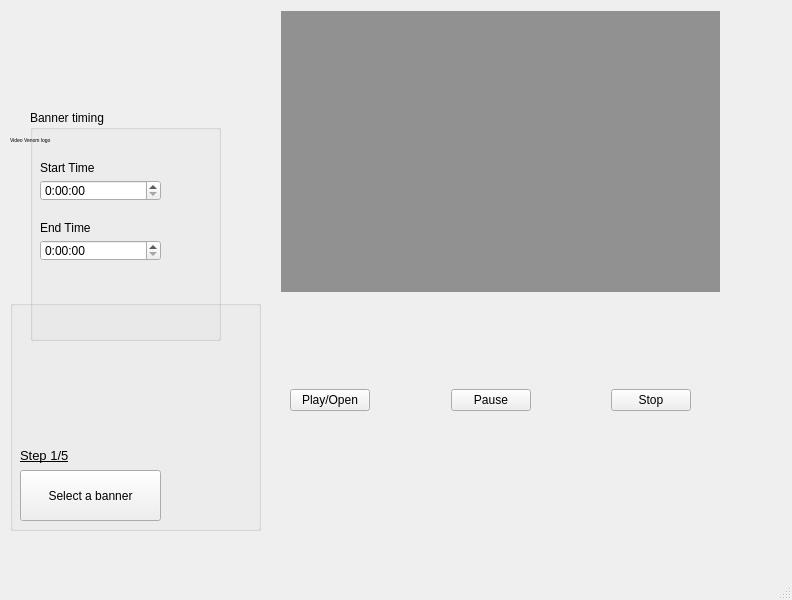
Old version of the form ui/basic.ui in the repository pratikone/videoVenom.
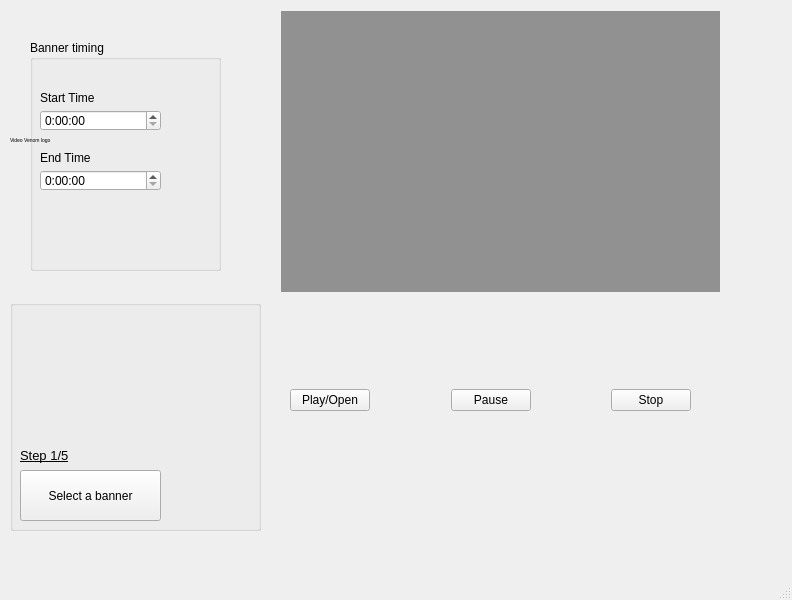
New version of the form. Custom widgets are drawn as their Qt base class.

What changed in the file:
```diff
--- a/ui/basic.ui
+++ b/ui/basic.ui
@@ -131,7 +131,7 @@
     <property name="geometry">
      <rect>
       <x>30</x>
-      <y>110</y>
+      <y>40</y>
       <width>191</width>
       <height>231</height>
      </rect>
```
Left out of the diff: 13 changed lines with no effect on the pictures.
